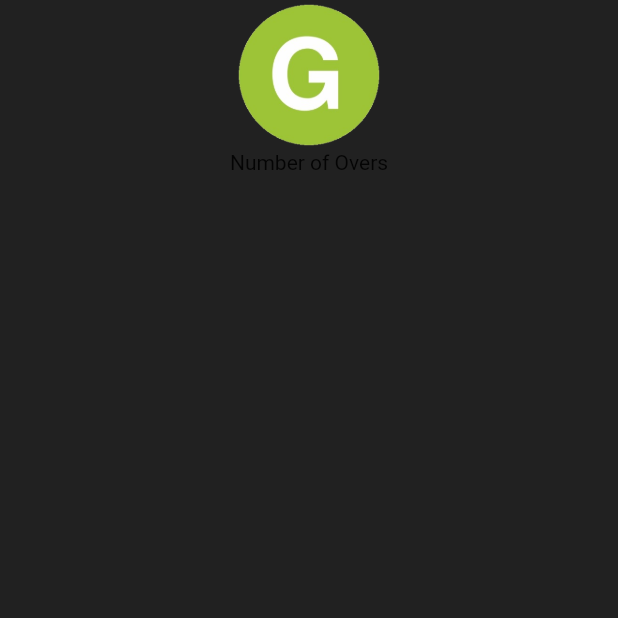
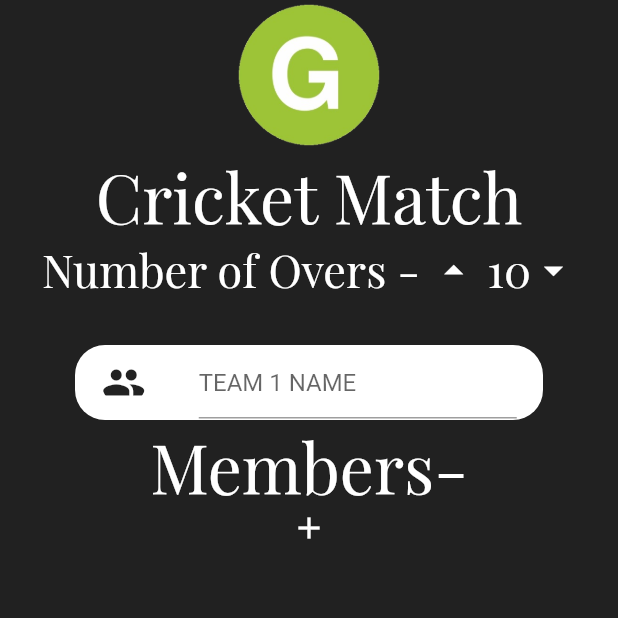
Before and after one commit to utkarshgarg123/Groundlia, a Flutter app: the PlayCricket screen opened directly, on a phone screen of 412 x 824 dp, the top half of it. Run offline on Flutter 3.47's test engine with Material 2 defaults, Android fonts, the phone set to English and light mode, and no system bars; our stand-ins replace fluttertoast.

Commit message:
Play cricket Screen added, comment out main.dart to start the app or it will run the cricket screen

```diff
--- a/lib/Pages/PlayCricket.dart
+++ b/lib/Pages/PlayCricket.dart
@@ -1,19 +1,49 @@
 import 'package:flutter/cupertino.dart';
 import 'package:flutter/material.dart';
-import 'package:groundlia/Pages/util/widget.dart';
+import 'package:groundlia/Pages/util/Constants.dart';
 
 class PlayCricket extends StatefulWidget {
-  int overs=10;
-  List <String> TeamA=[], TeamB=[];
   @override
   _PlayCricketState createState() => _PlayCricketState();
 }
 
 class _PlayCricketState extends State<PlayCricket> {
+  int overs = 10;
+  bool temp=false;
+  List<String> TeamA = [], TeamB = [];
+  String TeamOne, TeamTwo;
+  List<Widget> TeamAlpha = [];
+  void AddTeam1List() {
+      temp=false;
+      TeamAlpha.add(Padding(
+        padding: const EdgeInsets.all(18.0),
+        child: TextField(
+
+          style: TextStyle(
+              color: Colors.white
+          ),
+
+          decoration: InputDecoration(
+              hintText: "Member ${TeamA.length + 1}",
+              hintStyle: TextStyle(
+                  color: Colors.white
+              )
+
+          ),
+          onChanged: (val){
+            if(!temp) TeamA.add('');
+            temp=true;
+            TeamA[TeamA.length-1]=val;
+          },
+        ),
+      ),
+      );
+
+  }
+
   @override
   Widget build(BuildContext context) {
     return WillPopScope(
-      onWillPop: onWillPop,
       child: SafeArea(
         child: Scaffold(
           body: Container(
@@ -32,11 +62,112 @@ class _PlayCricketState extends State<PlayCricket> {
                           height: 100.0,
                         ),
                       ),
-                    Text('Number of Overs',
-//                      style: ,
+                      Text(
+                        'Cricket Match',
+                        style: kHeadingTextStyle,
+                      ),
+                      Row(
+                        mainAxisAlignment: MainAxisAlignment.center,
+                        children: <Widget>[
+                          Text(
+                            'Number of Overs - ',
+                            style: kHeadingTextStyle.copyWith(
+                              fontSize: 30,
+                            ),
+                          ),
+                          GestureDetector(
+                            onTap: () {
+                              setState(() {
+                                overs++;
+                              });
+                            },
+                            child: Icon(
+                              Icons.arrow_drop_up,
+                              size: 30,
+                              color: Colors.white,
+                            ),
+                          ),
+                          Text(
+                            ' $overs',
+                            textAlign: TextAlign.left,
+                            style: kHeadingTextStyle.copyWith(
+                              fontSize: 30,
+                            ),
+                          ),
+                          GestureDetector(
+                            onTap: () {
+                              setState(() {
+                                overs--;
+                              });
+                            },
+                            child: Icon(
+                              Icons.arrow_drop_down,
+                              size: 30,
+                              color: Colors.white,
+                            ),
+                          ),
+                        ],
+                      ),
+                      Container(
+                        margin: EdgeInsets.only(top: 30.0),
+                        decoration: BoxDecoration(
+                            color: Colors.white,
+                            borderRadius:
+                                BorderRadius.all(Radius.circular(20))),
+                        width: MediaQuery.of(context).size.width - 100,
+                        height: 50.0,
+                        child: Row(
+                          mainAxisAlignment: MainAxisAlignment.spaceAround,
+                          crossAxisAlignment: CrossAxisAlignment.center,
+                          children: [
+                            ClipRRect(
+                                borderRadius:
+                                    BorderRadius.all(Radius.circular(100.0)),
+                                child: Icon(
+                                  Icons.group_sharp,
+                                  size: 30,
+                                )),
+                            Container(
+                              width: MediaQuery.of(context).size.width - 200,
+                              child: TextField(
+                                decoration: InputDecoration(
+                                  hintText: "TEAM 1 NAME",
+                                ),
+                                onChanged: (val) {
+                                  setState(() {
+                                    TeamOne = val;
+                                  });
+                                },
+                              ),
                             )
                           ],
                         ),
+                      ),
+                      Text(
+                        "Members-",
+                        style: kHeadingTextStyle,
+                      ),
+
+                      Column(
+                        children: TeamAlpha,
+                      ),
+                      GestureDetector(
+                        onTap: (){
+
+                          setState(() {
+                            AddTeam1List();
+
+                          });
+                          for(int i=0;i<TeamA.length;i++){
+                            print(TeamA[i]);
+                          }
+                        },
+                        child: Icon(
+                            Icons.add,
+                          color: Colors.white,
+                        ),
+                      ),
+                    ]),
               ],
             ),
           ),
--- a/lib/Pages/util/Constants.dart
+++ b/lib/Pages/util/Constants.dart
@@ -0,0 +1,10 @@
+
+
+import 'package:flutter/cupertino.dart';
+import 'package:flutter/material.dart';
+
+TextStyle kHeadingTextStyle= TextStyle(
+color: Colors.white,
+fontSize: 45,
+fontFamily: "mainfont"
+);
--- a/lib/main.dart
+++ b/lib/main.dart
@@ -14,8 +14,8 @@ import 'package:groundlia/Pages/watcher/watchwhich.dart';
 void main(){
   runApp(MaterialApp(
     debugShowCheckedModeBanner: false,
-    home: StartTheApp(),
-    routes: routes,
+    home: PlayCricket(),
+    // routes: routes,
   ));
 }
 
```
Also changed, not shown: pubspec.lock. Lines whose indentation alone changed are shown as unchanged.
